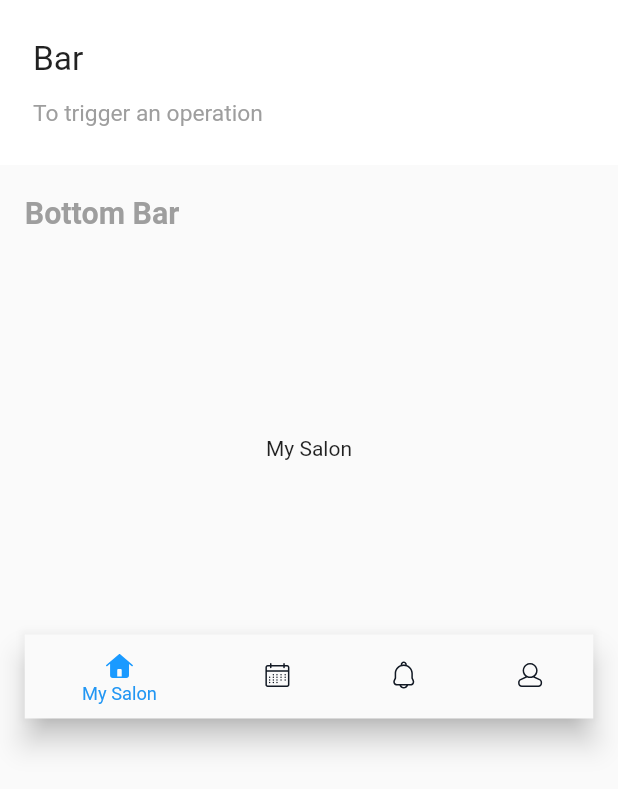
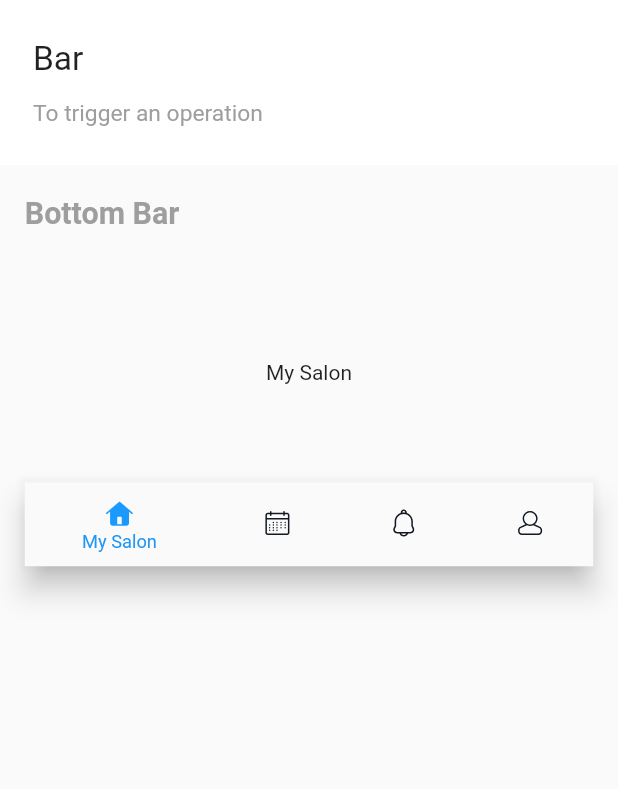
Before and after one commit to Kiendn99/easysalon_user_app_uikit, a Flutter app: the BarsPage screen opened by its route, on a phone screen of 412 x 824 dp. Shown: the top 789 px of the screen. Run offline on Flutter 3.47's test engine with Material 2 defaults, Android fonts, the phone set to English and light mode, and no system bars; our stand-ins replace device_preview, flutter_screenutil, flutter_svg, google_fonts.

Commit message:
Update bars_page.dart

```diff
--- a/lib/pages/bars_page.dart
+++ b/lib/pages/bars_page.dart
@@ -27,7 +27,7 @@ class BarsPage extends StatelessWidget {
                 children: [
                   TypeComponentGroup(type: "Bottom Bar", componentList: [
                     Container(
-                      height: 300.h,
+                      height: 200.h,
                       child: BottomNavigationAppBar(),
                     )
                   ])
```
